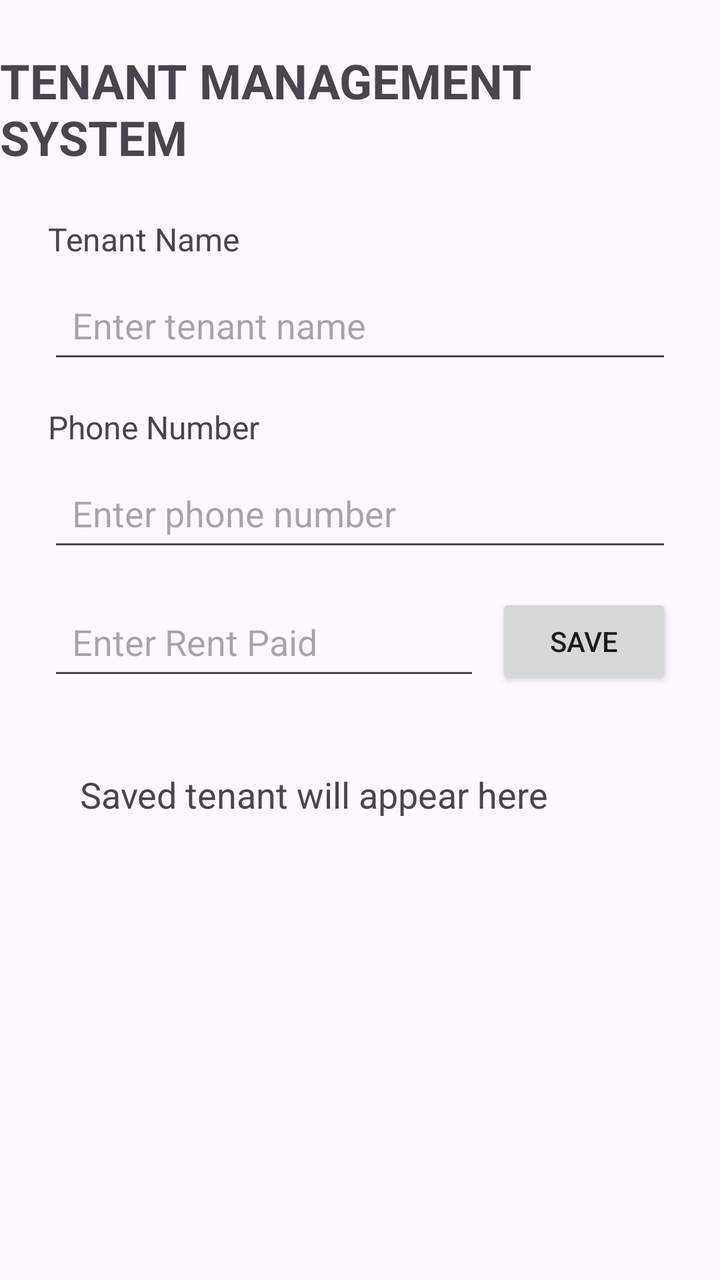
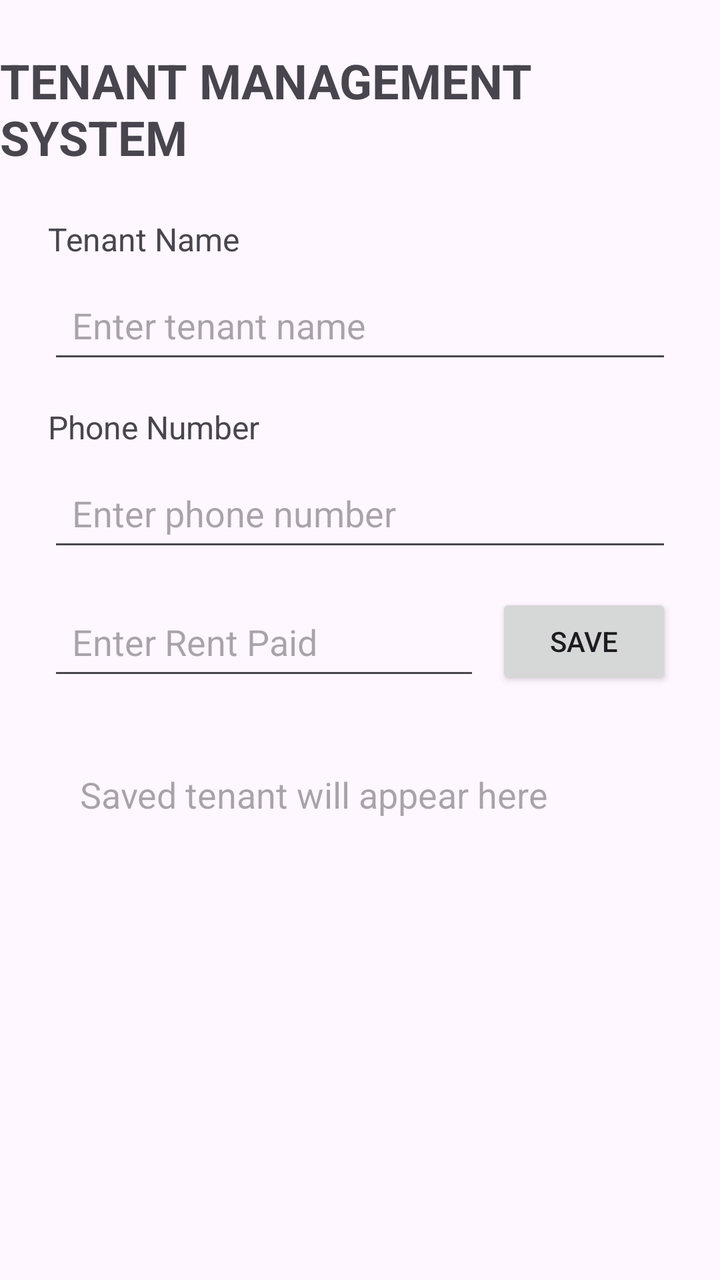

Before-and-after screenshots of an Android layout around one commit, followed by the original layout XML and the change that was made.
<!-- AndroidManifest.xml: application theme Theme.MyMobileApp -->
<!-- res/layout/activity_main.xml -->
<?xml version="1.0" encoding="utf-8"?>
<androidx.constraintlayout.widget.ConstraintLayout
    xmlns:android="http://schemas.android.com/apk/res/android"
    xmlns:app="http://schemas.android.com/apk/res-auto"
    android:layout_width="match_parent"
    android:layout_height="match_parent">

    <TextView
        android:id="@+id/titleTextView"
        android:layout_width="wrap_content"
        android:layout_height="wrap_content"
        android:text="TENANT MANAGEMENT SYSTEM"
        android:textSize="24sp"
        android:textStyle="bold"
        android:layout_marginTop="24dp"
        app:layout_constraintTop_toTopOf="parent"
        app:layout_constraintStart_toStartOf="parent"
        app:layout_constraintEnd_toEndOf="parent" />

    <TextView
        android:id="@+id/tenantNameLabel"
        android:layout_width="wrap_content"
        android:layout_height="wrap_content"
        android:text="Tenant Name"
        android:textSize="16sp"
        android:layout_marginTop="24dp"
        android:layout_marginStart="24dp"
        app:layout_constraintTop_toBottomOf="@id/titleTextView"
        app:layout_constraintStart_toStartOf="parent" />

    <EditText
        android:id="@+id/tenantNameEditText"
        android:layout_width="0dp"
        android:layout_height="wrap_content"
        android:hint="Enter tenant name"
        android:minHeight="48dp"
        android:padding="12dp"
        android:layout_marginTop="8dp"
        android:layout_marginStart="24dp"
        android:layout_marginEnd="24dp"
        app:layout_constraintTop_toBottomOf="@id/tenantNameLabel"
        app:layout_constraintStart_toStartOf="parent"
        app:layout_constraintEnd_toEndOf="parent" />

    <TextView
        android:id="@+id/phoneLabel"
        android:layout_width="wrap_content"
        android:layout_height="wrap_content"
        android:text="Phone Number"
        android:textSize="16sp"
        android:layout_marginTop="16dp"
        android:layout_marginStart="24dp"
        app:layout_constraintTop_toBottomOf="@id/tenantNameEditText"
        app:layout_constraintStart_toStartOf="parent" />

    <EditText
        android:id="@+id/phoneEditText"
        android:layout_width="0dp"
        android:layout_height="wrap_content"
        android:hint="Enter phone number"
        android:inputType="phone"
        android:minHeight="48dp"
        android:padding="12dp"
        android:layout_marginTop="8dp"
        android:layout_marginStart="24dp"
        android:layout_marginEnd="24dp"
        app:layout_constraintTop_toBottomOf="@id/phoneLabel"
        app:layout_constraintStart_toStartOf="parent"
        app:layout_constraintEnd_toEndOf="parent" />

    <EditText
        android:id="@+id/rentEditText"
        android:layout_width="0dp"
        android:layout_height="wrap_content"
        android:hint="Enter Rent Paid"
        android:inputType="numberDecimal"
        android:minHeight="48dp"
        android:padding="12dp"
        android:layout_marginStart="24dp"
        android:layout_marginTop="16dp"
        android:layout_marginEnd="8dp"
        app:layout_constraintTop_toBottomOf="@id/phoneEditText"
        app:layout_constraintStart_toStartOf="parent"
        app:layout_constraintEnd_toStartOf="@id/saveButton" />

    <Button
        android:id="@+id/saveButton"
        android:layout_width="wrap_content"
        android:layout_height="wrap_content"
        android:text="SAVE"
        android:layout_marginEnd="24dp"
        app:layout_constraintTop_toTopOf="@id/rentEditText"
        app:layout_constraintEnd_toEndOf="parent" />

    <TextView
        android:id="@+id/tenantResultTextView"
        android:layout_width="0dp"
        android:layout_height="wrap_content"
        android:text="Saved tenant will appear here"
        android:textSize="18sp"
        android:padding="16dp"
        android:layout_margin="24dp"
        app:layout_constraintTop_toBottomOf="@id/rentEditText"
        app:layout_constraintStart_toStartOf="parent"
        app:layout_constraintEnd_toEndOf="parent" />

</androidx.constraintlayout.widget.ConstraintLayout>
<!-- resources referenced by this layout -->
<resources>
  <style name="Theme.MyMobileApp" parent="Base.Theme.MyMobileApp" />
  <style name="Base.Theme.MyMobileApp" parent="Theme.Material3.DayNight.NoActionBar">
          
          
      </style>
</resources>

<!-- the commit's change to res/layout/activity_main.xml (unified diff, before → after) -->
@@ -1,107 +1,116 @@
 <?xml version="1.0" encoding="utf-8"?>
-<androidx.constraintlayout.widget.ConstraintLayout
-    xmlns:android="http://schemas.android.com/apk/res/android"
-    xmlns:app="http://schemas.android.com/apk/res-auto"
-    android:layout_width="match_parent"
-    android:layout_height="match_parent">
+<layout xmlns:android="http://schemas.android.com/apk/res/android"
+    xmlns:app="http://schemas.android.com/apk/res-auto">
 
-    <TextView
-        android:id="@+id/titleTextView"
-        android:layout_width="wrap_content"
-        android:layout_height="wrap_content"
-        android:text="TENANT MANAGEMENT SYSTEM"
-        android:textSize="24sp"
-        android:textStyle="bold"
-        android:layout_marginTop="24dp"
-        app:layout_constraintTop_toTopOf="parent"
-        app:layout_constraintStart_toStartOf="parent"
-        app:layout_constraintEnd_toEndOf="parent" />
+    <data>
+        <variable
+            name="tenant"
+            type="com.example.mymobileapp.Tenant" />
+    </data>
 
-    <TextView
-        android:id="@+id/tenantNameLabel"
-        android:layout_width="wrap_content"
-        android:layout_height="wrap_content"
-        android:text="Tenant Name"
-        android:textSize="16sp"
-        android:layout_marginTop="24dp"
-        android:layout_marginStart="24dp"
-        app:layout_constraintTop_toBottomOf="@id/titleTextView"
-        app:layout_constraintStart_toStartOf="parent" />
+    <androidx.constraintlayout.widget.ConstraintLayout
+        android:layout_width="match_parent"
+        android:layout_height="match_parent">
 
-    <EditText
-        android:id="@+id/tenantNameEditText"
-        android:layout_width="0dp"
-        android:layout_height="wrap_content"
-        android:hint="Enter tenant name"
-        android:minHeight="48dp"
-        android:padding="12dp"
-        android:layout_marginTop="8dp"
-        android:layout_marginStart="24dp"
-        android:layout_marginEnd="24dp"
-        app:layout_constraintTop_toBottomOf="@id/tenantNameLabel"
-        app:layout_constraintStart_toStartOf="parent"
-        app:layout_constraintEnd_toEndOf="parent" />
+        <TextView
+            android:id="@+id/titleTextView"
+            android:layout_width="wrap_content"
+            android:layout_height="wrap_content"
+            android:text="TENANT MANAGEMENT SYSTEM"
+            android:textSize="24sp"
+            android:textStyle="bold"
+            android:layout_marginTop="24dp"
+            app:layout_constraintTop_toTopOf="parent"
+            app:layout_constraintStart_toStartOf="parent"
+            app:layout_constraintEnd_toEndOf="parent" />
 
-    <TextView
-        android:id="@+id/phoneLabel"
-        android:layout_width="wrap_content"
-        android:layout_height="wrap_content"
-        android:text="Phone Number"
-        android:textSize="16sp"
-        android:layout_marginTop="16dp"
-        android:layout_marginStart="24dp"
-        app:layout_constraintTop_toBottomOf="@id/tenantNameEditText"
-        app:layout_constraintStart_toStartOf="parent" />
+        <TextView
+            android:id="@+id/tenantNameLabel"
+            android:layout_width="wrap_content"
+            android:layout_height="wrap_content"
+            android:text="Tenant Name"
+            android:textSize="16sp"
+            android:layout_marginTop="24dp"
+            android:layout_marginStart="24dp"
+            app:layout_constraintTop_toBottomOf="@id/titleTextView"
+            app:layout_constraintStart_toStartOf="parent" />
 
-    <EditText
-        android:id="@+id/phoneEditText"
-        android:layout_width="0dp"
-        android:layout_height="wrap_content"
-        android:hint="Enter phone number"
-        android:inputType="phone"
-        android:minHeight="48dp"
-        android:padding="12dp"
-        android:layout_marginTop="8dp"
-        android:layout_marginStart="24dp"
-        android:layout_marginEnd="24dp"
-        app:layout_constraintTop_toBottomOf="@id/phoneLabel"
-        app:layout_constraintStart_toStartOf="parent"
-        app:layout_constraintEnd_toEndOf="parent" />
+        <EditText
+            android:id="@+id/tenantNameEditText"
+            android:layout_width="0dp"
+            android:layout_height="wrap_content"
+            android:hint="Enter tenant name"
+            android:minHeight="48dp"
+            android:padding="12dp"
+            android:layout_marginTop="8dp"
+            android:layout_marginStart="24dp"
+            android:layout_marginEnd="24dp"
+            app:layout_constraintTop_toBottomOf="@id/tenantNameLabel"
+            app:layout_constraintStart_toStartOf="parent"
+            app:layout_constraintEnd_toEndOf="parent" />
 
-    <EditText
-        android:id="@+id/rentEditText"
-        android:layout_width="0dp"
-        android:layout_height="wrap_content"
-        android:hint="Enter Rent Paid"
-        android:inputType="numberDecimal"
-        android:minHeight="48dp"
-        android:padding="12dp"
-        android:layout_marginStart="24dp"
-        android:layout_marginTop="16dp"
-        android:layout_marginEnd="8dp"
-        app:layout_constraintTop_toBottomOf="@id/phoneEditText"
-        app:layout_constraintStart_toStartOf="parent"
-        app:layout_constraintEnd_toStartOf="@id/saveButton" />
+        <TextView
+            android:id="@+id/phoneLabel"
+            android:layout_width="wrap_content"
+            android:layout_height="wrap_content"
+            android:text="Phone Number"
+            android:textSize="16sp"
+            android:layout_marginTop="16dp"
+            android:layout_marginStart="24dp"
+            app:layout_constraintTop_toBottomOf="@id/tenantNameEditText"
+            app:layout_constraintStart_toStartOf="parent" />
 
-    <Button
-        android:id="@+id/saveButton"
-        android:layout_width="wrap_content"
-        android:layout_height="wrap_content"
-        android:text="SAVE"
-        android:layout_marginEnd="24dp"
-        app:layout_constraintTop_toTopOf="@id/rentEditText"
-        app:layout_constraintEnd_toEndOf="parent" />
+        <EditText
+            android:id="@+id/phoneEditText"
+            android:layout_width="0dp"
+            android:layout_height="wrap_content"
+            android:hint="Enter phone number"
+            android:inputType="phone"
+            android:minHeight="48dp"
+            android:padding="12dp"
+            android:layout_marginTop="8dp"
+            android:layout_marginStart="24dp"
+            android:layout_marginEnd="24dp"
+            app:layout_constraintTop_toBottomOf="@id/phoneLabel"
+            app:layout_constraintStart_toStartOf="parent"
+            app:layout_constraintEnd_toEndOf="parent" />
 
-    <TextView
-        android:id="@+id/tenantResultTextView"
-        android:layout_width="0dp"
-        android:layout_height="wrap_content"
-        android:text="Saved tenant will appear here"
-        android:textSize="18sp"
-        android:padding="16dp"
-        android:layout_margin="24dp"
-        app:layout_constraintTop_toBottomOf="@id/rentEditText"
-        app:layout_constraintStart_toStartOf="parent"
-        app:layout_constraintEnd_toEndOf="parent" />
+        <EditText
+            android:id="@+id/rentEditText"
+            android:layout_width="0dp"
+            android:layout_height="wrap_content"
+            android:hint="Enter Rent Paid"
+            android:inputType="numberDecimal"
+            android:minHeight="48dp"
+            android:padding="12dp"
+            android:layout_marginStart="24dp"
+            android:layout_marginTop="16dp"
+            android:layout_marginEnd="8dp"
+            app:layout_constraintTop_toBottomOf="@id/phoneEditText"
+            app:layout_constraintStart_toStartOf="parent"
+            app:layout_constraintEnd_toStartOf="@id/saveButton" />
 
-</androidx.constraintlayout.widget.ConstraintLayout>
+        <Button
+            android:id="@+id/saveButton"
+            android:layout_width="wrap_content"
+            android:layout_height="wrap_content"
+            android:text="SAVE"
+            android:layout_marginEnd="24dp"
+            app:layout_constraintTop_toTopOf="@id/rentEditText"
+            app:layout_constraintEnd_toEndOf="parent" />
+
+        <TextView
+            android:id="@+id/tenantResultTextView"
+            android:layout_width="0dp"
+            android:layout_height="wrap_content"
+            android:text="@{tenant.summary()}"
+            android:hint="Saved tenant will appear here"
+            android:textSize="18sp"
+            android:padding="16dp"
+            android:layout_margin="24dp"
+            app:layout_constraintTop_toBottomOf="@id/rentEditText"
+            app:layout_constraintStart_toStartOf="parent"
+            app:layout_constraintEnd_toEndOf="parent" />
+
+    </androidx.constraintlayout.widget.ConstraintLayout>
+</layout>
